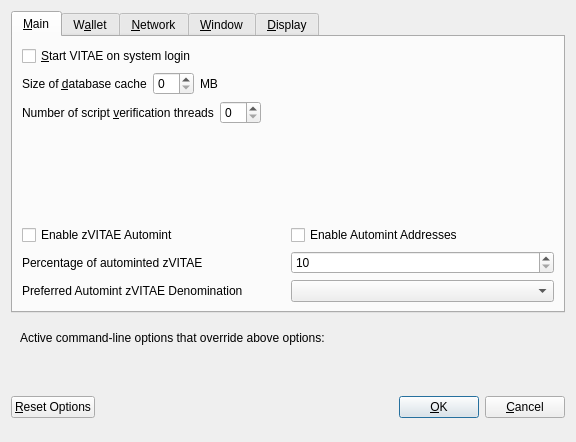
Above: src/qt/forms/optionsdialog.ui from VitaeTeam/Vitae before the change. Below: the same form after it.
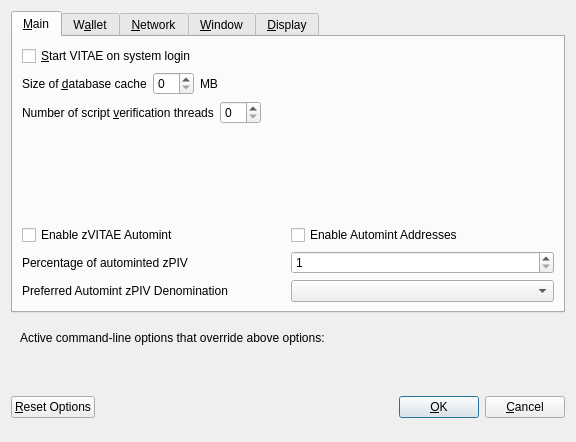
That is the form after the change. The open tabs and pages were chosen to show the change. Custom widgets are drawn as their Qt base class.

Commit message:
Merge #895: [QT] Options UI cleanup
c424f0f244 Fix margins (Alko89)
2d052155ff Hide zpiv related options. (Alko89)

Tree-SHA512: 2944f28e4d2b4baa901a5c1a4bb991eb07bb81d33c285ec32971fa9485522320a6f583f5346c7fadceb2ab0e484f0cba521dc436cfa1586f75bfa05f13eeac9a

# Conflicts:
#	src/qt/forms/optionsdialog.ui

```diff
--- a/src/qt/forms/optionsdialog.ui
+++ b/src/qt/forms/optionsdialog.ui
@@ -131,7 +131,13 @@
         </spacer>
        </item>
        <item>
-        <layout class="QHBoxLayout" name="horiz-autominting-layout">
+        <widget class="QWidget" name="verticalZpivOptionsWidget" native="true">
+         <layout class="QVBoxLayout" name="verticalZpivOptionsLayout">
+          <property name="margin">
+           <number>0</number>
+          </property>
+          <item>
+           <layout class="QHBoxLayout" name="horizontalAutomintingLayout">
          <item>
           <widget class="QCheckBox" name="checkBoxZeromintEnable">
            <property name="toolTip">
@@ -161,21 +167,21 @@
         </layout>
        </item>
        <item>
-        <layout class="QHBoxLayout" name="horizontalLayout_3">
+           <layout class="QHBoxLayout" name="horizontalZmintPercentageLayout">
          <item>
           <widget class="QLabel" name="percentage_label">
            <property name="toolTip">
             <string>Percentage of incoming VITAE which get automatically converted to zVITAE via Zerocoin Protocol (min: 10%)</string>
            </property>
            <property name="text">
-            <string>Percentage of autominted zVITAE</string>
+               <string>Percentage of autominted zPIV</string>
            </property>
           </widget>
          </item>
          <item>
           <widget class="QSpinBox" name="zeromintPercentage">
            <property name="minimum">
-            <number>10</number>
+               <number>1</number>
            </property>
            <property name="maximum">
             <number>100</number>
@@ -201,7 +207,7 @@
             <string>Wait with automatic conversion to Zerocoin until enough VITAE for this denomination is available</string>
            </property>
            <property name="text">
-            <string>Preferred Automint zVITAE Denomination</string>
+               <string>Preferred Automint zPIV Denomination</string>
            </property>
           </widget>
          </item>
@@ -228,6 +234,9 @@
        </item>
       </layout>
      </widget>
+       </item>
+      </layout>
+     </widget>
      <widget class="QWidget" name="tabWallet">
       <attribute name="title">
        <string>W&amp;allet</string>
```
Left out of the diff: 25 changed lines with no effect on the pictures. Lines whose indentation alone changed are shown as unchanged. The commit also changes 1 other file.
